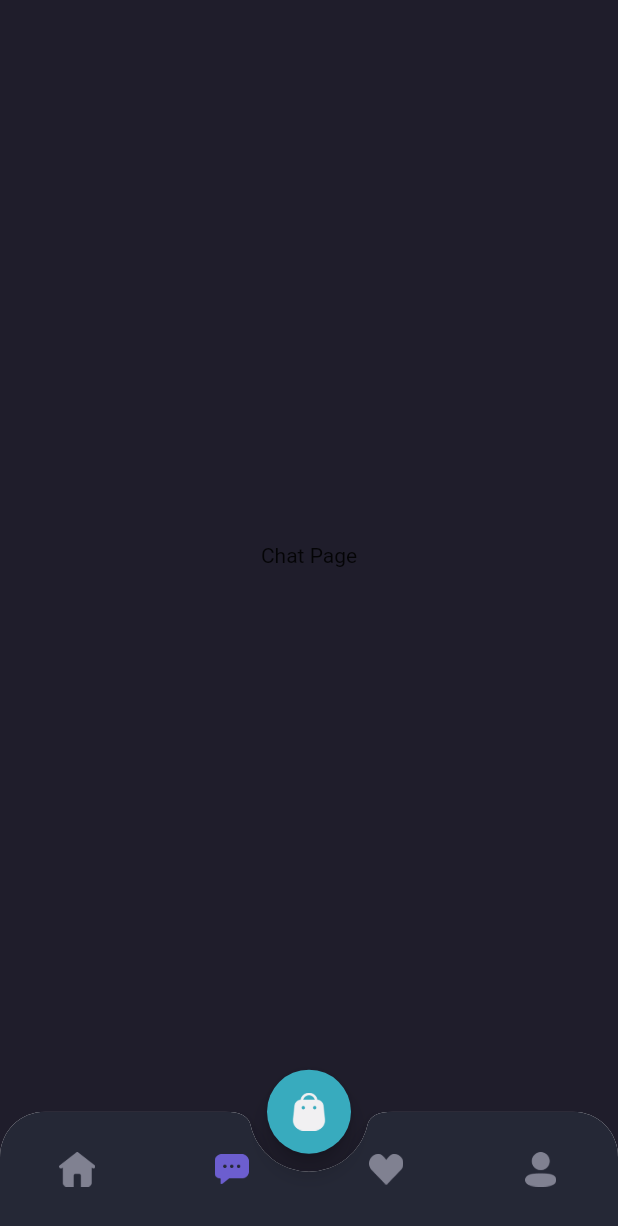
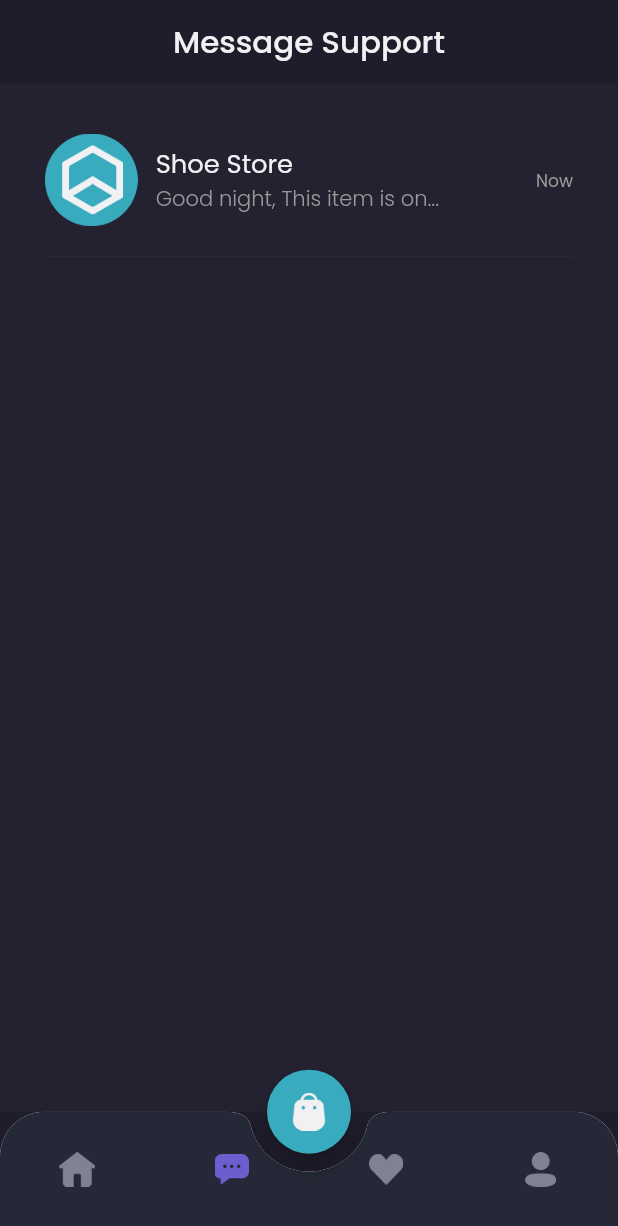
Before and after one commit to andripriyandi/Shoes-Market, a Flutter app: the MainPage screen opened by its route, item 2 of the bottom bar chosen, on a phone screen of 412 x 824 dp. Shown: the top 1226 px of the screen. Run offline on Flutter 3.47's test engine with Material 2 defaults, Android fonts, the phone set to English and light mode, and no system bars; our stand-ins replace flutter_screenutil, google_fonts.

Commit message:
[FEAT]: chat and detail chat page

```diff
--- a/lib/main.dart
+++ b/lib/main.dart
@@ -2,6 +2,7 @@ import 'package:flutter/material.dart';
 import 'package:flutter_screenutil/flutter_screenutil.dart';
 import 'package:shamo/pages/auth/sign_in_page.dart';
 import 'package:shamo/pages/auth/sign_up_page.dart';
+import 'package:shamo/pages/chat/detail_chat_page.dart';
 import 'package:shamo/pages/main_page.dart';
 import 'package:shamo/pages/splash_page.dart';
 
@@ -30,7 +31,8 @@ class MyApp extends StatelessWidget {
             '/': (context) => const SignInPage(),
             '/sign-in': (context) => const SignInPage(),
             '/sign-up': (context) => const SignUpPage(),
-            '/home': (context) => const MainPage()
+            '/home': (context) => const MainPage(),
+            '/detail-chat': (context) => const DetailChatPage(),
           },
         );
       },
--- a/lib/pages/chat/chat_page.dart
+++ b/lib/pages/chat/chat_page.dart
@@ -1,14 +1,105 @@
 import 'package:flutter/material.dart';
+import 'package:flutter_screenutil/flutter_screenutil.dart';
+import 'package:shamo/theme.dart';
+import 'package:shamo/widgets/chat/chat_tile_item.dart';
 
 class ChatPage extends StatelessWidget {
   const ChatPage({Key? key}) : super(key: key);
 
   @override
   Widget build(BuildContext context) {
-    return Container(
-      child: Center(
-        child: Text('Chat Page'),
-      ),
+    Widget header() {
+      return AppBar(
+        backgroundColor: backgroundColor1,
+        centerTitle: true,
+        title: Text(
+          'Message Support',
+          style: primaryTextStyle.copyWith(fontSize: 18.sp, fontWeight: medium),
+        ),
+        elevation: 0,
+        automaticallyImplyLeading: false,
+      );
+    }
+
+    Widget emptyChat() {
+      return Expanded(
+        child: Container(
+          width: double.infinity,
+          color: backgroundColor3,
+          child: Column(
+            mainAxisAlignment: MainAxisAlignment.center,
+            children: [
+              Image.asset(
+                'assets/icons/icon_headset.png',
+                width: 80.w,
+              ),
+              const SizedBox(
+                height: 20,
+              ),
+              Text(
+                'Opps no message yet?',
+                style: primaryTextStyle.copyWith(
+                  fontSize: 16.sp,
+                  fontWeight: medium,
+                ),
+              ),
+              const SizedBox(height: 12),
+              Text(
+                'You have never done a transaction',
+                style: secondaryTextStyle,
+              ),
+              const SizedBox(
+                height: 20,
+              ),
+              Container(
+                margin: EdgeInsets.zero,
+                height: 44.h,
+                child: TextButton(
+                  onPressed: () {},
+                  style: TextButton.styleFrom(
+                      padding: const EdgeInsets.symmetric(
+                        horizontal: 24,
+                        vertical: 10,
+                      ),
+                      backgroundColor: primaryColor,
+                      shape: RoundedRectangleBorder(
+                        borderRadius: BorderRadius.circular(12),
+                      )),
+                  child: Text(
+                    'Explore Store',
+                    style: primaryTextStyle.copyWith(
+                      fontSize: 16.sp,
+                      fontWeight: medium,
+                    ),
+                  ),
+                ),
+              )
+            ],
+          ),
+        ),
+      );
+    }
+
+    Widget content() {
+      return Expanded(
+        child: Container(
+          width: double.infinity,
+          color: backgroundColor3,
+          child: ListView(
+            padding: EdgeInsets.symmetric(
+              horizontal: defaultMargin,
+            ),
+            children: const [ChatTileItem()],
+          ),
+        ),
+      );
+    }
+
+    return Column(
+      children: [
+        header(),
+        content(),
+      ],
     );
   }
 }
--- /dev/null
+++ b/lib/widgets/chat/chat_tile_item.dart
@@ -0,0 +1,67 @@
+import 'package:flutter/material.dart';
+import 'package:flutter_screenutil/flutter_screenutil.dart';
+import 'package:shamo/theme.dart';
+
+class ChatTileItem extends StatelessWidget {
+  const ChatTileItem({Key? key}) : super(key: key);
+
+  @override
+  Widget build(BuildContext context) {
+    return GestureDetector(
+      onTap: () {
+        Navigator.pushNamed(context, '/detail-chat');
+      },
+      child: Container(
+        margin: const EdgeInsets.only(top: 33),
+        child: Column(
+          children: [
+            Row(
+              children: [
+                Image.asset(
+                  'assets/images/image_shop_logo.png',
+                  width: 54.w,
+                ),
+                const SizedBox(
+                  width: 12,
+                ),
+                Expanded(
+                  child: Column(
+                    crossAxisAlignment: CrossAxisAlignment.start,
+                    children: [
+                      Text(
+                        'Shoe Store',
+                        style: primaryTextStyle.copyWith(
+                          fontSize: 15.sp,
+                        ),
+                      ),
+                      Text(
+                        'Good night, This item is on...',
+                        overflow: TextOverflow.ellipsis,
+                        style: secondaryTextStyle.copyWith(
+                          fontWeight: light,
+                        ),
+                      )
+                    ],
+                  ),
+                ),
+                Text(
+                  'Now',
+                  style: secondaryTextStyle.copyWith(
+                    fontSize: 10.sp,
+                  ),
+                )
+              ],
+            ),
+            const SizedBox(
+              height: 12,
+            ),
+            const Divider(
+              thickness: 1,
+              color: Color(0xff2B2939),
+            )
+          ],
+        ),
+      ),
+    );
+  }
+}
```
Also changed, not shown: lib/pages/chat/detail_chat_page.dart (added, +172 -0 lines), lib/widgets/chat/chat_bubble.dart (added, +160 -0 lines).
